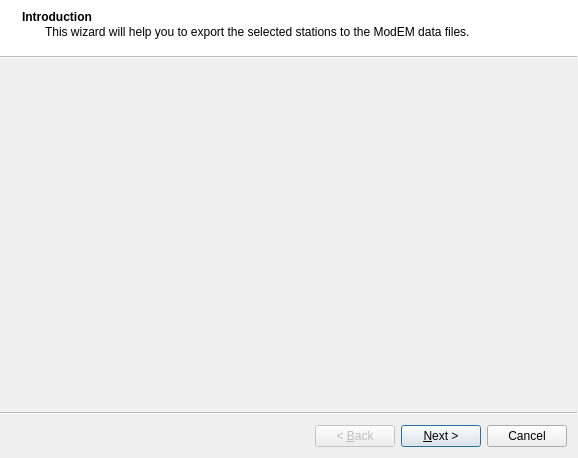
Qt form mtpy/gui/SmartMT/ui_asset/wizard_export_modem.ui (MTgeophysics/mtpy) before a commit.
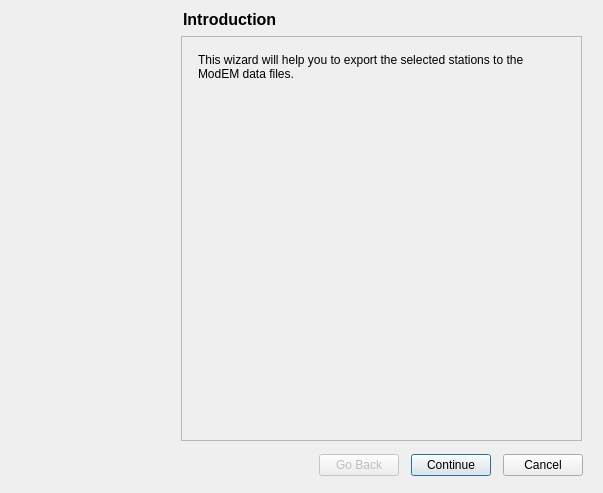
The same form after that commit.

Patch:
```diff
--- a/mtpy/gui/SmartMT/ui_asset/wizard_export_modem.ui
+++ b/mtpy/gui/SmartMT/ui_asset/wizard_export_modem.ui
@@ -6,15 +6,15 @@
    <rect>
     <x>0</x>
     <y>0</y>
-    <width>578</width>
-    <height>458</height>
+       <width>603</width>
+       <height>493</height>
    </rect>
   </property>
   <property name="windowTitle">
    <string>Generate ModEM input data files</string>
   </property>
   <property name="wizardStyle">
-   <enum>QWizard::ModernStyle</enum>
+      <enum>QWizard::MacStyle</enum>
   </property>
   <widget class="QWizardPage" name="wizardPage_intro">
    <property name="title">
```
Left out of the diff: 252 changed lines with no effect on the pictures.
